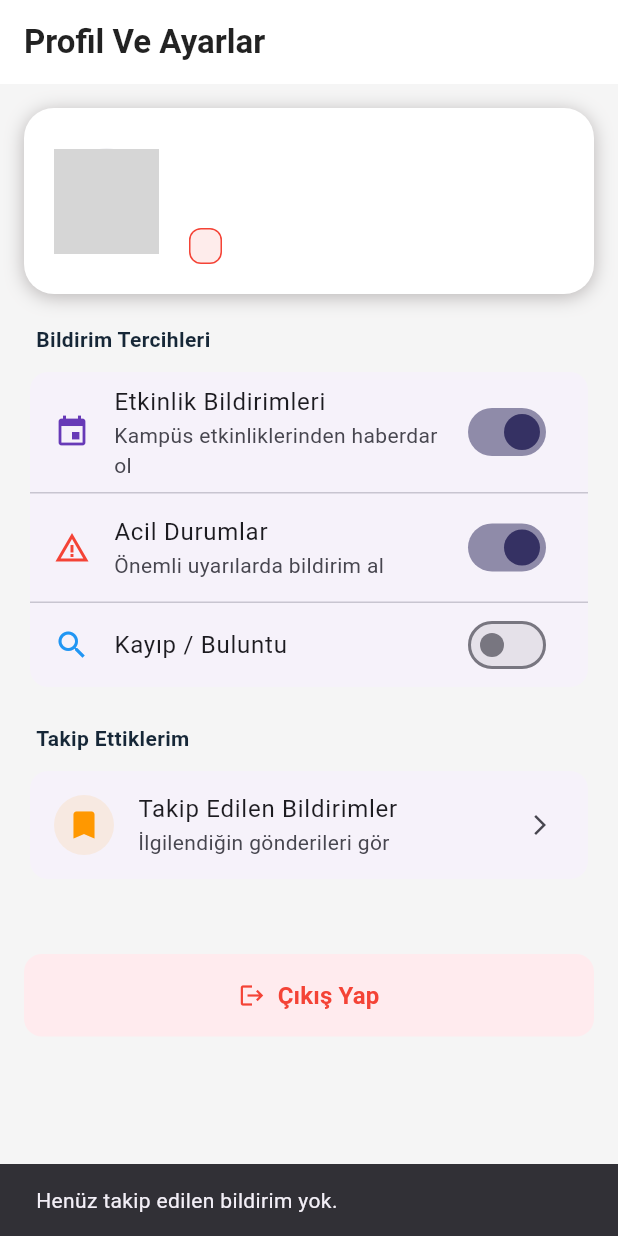
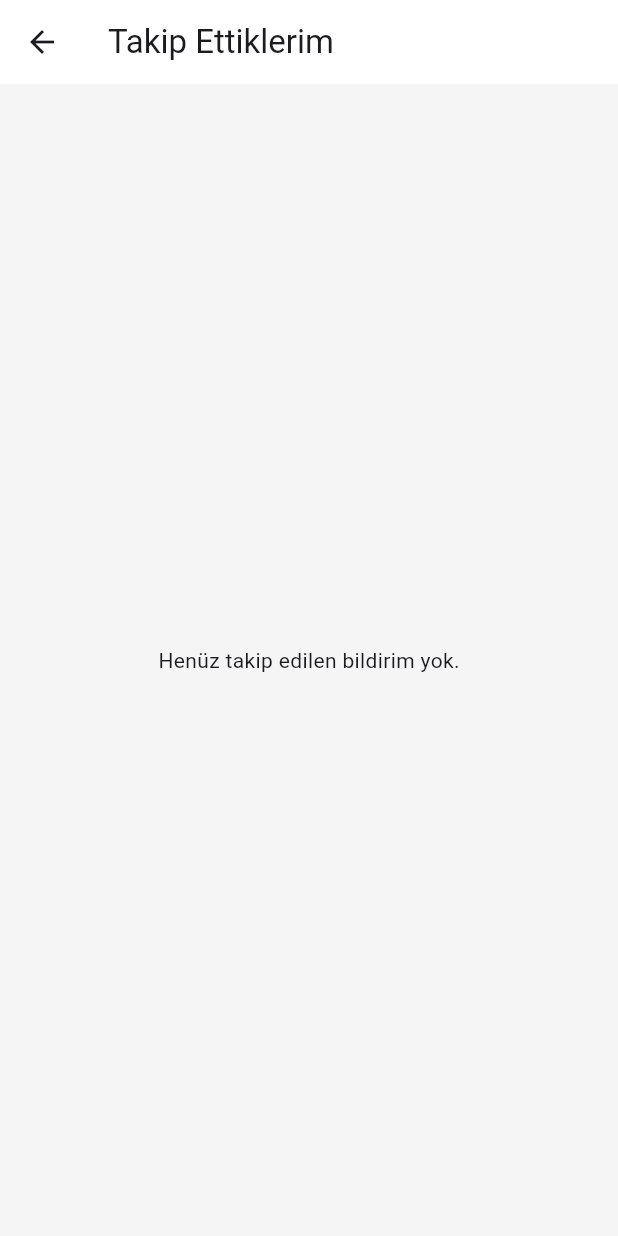
Before and after one commit to EEnsarA/Kampus-Bildirim-App, a Flutter app: the ProfilePage screen opened by its route, after a tap on "Takip Edilen Bildirimler", on a phone screen of 412 x 824 dp. Run offline on Flutter 3.47's test engine with Material 3 defaults, Android fonts, the phone set to English and light mode, and no system bars; our stand-ins replace cloud_firestore, firebase_auth, firebase_core, firebase_messaging, firebase_storage, flutter_riverpod and 5 more; accounts and stored records are empty; generated files the repository leaves out were written again; network calls fail; grey boxes are pictures that could not be loaded.

Commit message:
Takip ettiğim bildiriler sayfası döngüde kalıyor çözüm bakıyorum.

```diff
--- /dev/null
+++ b/lib/pages/followed_notifications_page.dart
@@ -0,0 +1,112 @@
+import 'package:flutter/material.dart';
+import 'package:flutter_riverpod/flutter_riverpod.dart';
+import 'package:go_router/go_router.dart';
+import 'package:kampus_bildirim/models/app_notification.dart';
+import 'package:kampus_bildirim/providers/notification_provider.dart';
+import 'package:kampus_bildirim/providers/user_provider.dart';
+
+class FollowedNotificationsPage extends ConsumerStatefulWidget {
+  const FollowedNotificationsPage({super.key});
+
+  @override
+  ConsumerState<FollowedNotificationsPage> createState() =>
+      _FollowedNotificationsPageState();
+}
+
+class _FollowedNotificationsPageState
+    extends ConsumerState<FollowedNotificationsPage> {
+  String? _cachedUserId;
+
+  @override
+  Widget build(BuildContext context) {
+    final userAsync = ref.watch(userProfileProvider);
+
+    // Kullanıcı yüklendikten sonra userId'yi cache'le
+    // Bu sayede sonraki rebuild'lerde loading döngüsüne girilmez
+    if (userAsync.hasValue && userAsync.value != null) {
+      _cachedUserId = userAsync.value!.uid;
+    }
+
+    // Eğer cached userId varsa ve userAsync hala loading ise, cached değeri kullan
+    if (_cachedUserId != null) {
+      return _buildContent(context, _cachedUserId!);
+    }
+
+    return userAsync.when(
+      loading:
+          () =>
+              const Scaffold(body: Center(child: CircularProgressIndicator())),
+      error: (err, _) => Scaffold(body: Center(child: Text('Hata: $err'))),
+      data: (user) {
+        if (user == null) {
+          return const Scaffold(
+            body: Center(child: Text('Kullanıcı bulunamadı')),
+          );
+        }
+        _cachedUserId = user.uid;
+        return _buildContent(context, user.uid);
+      },
+    );
+  }
+
+  Widget _buildContent(BuildContext context, String userId) {
+    final followedAsync = ref.watch(followedNotificationsProvider(userId));
+
+    return Scaffold(
+      appBar: AppBar(title: const Text('Takip Ettiklerim')),
+      body: followedAsync.when(
+        loading: () => const Center(child: CircularProgressIndicator()),
+        error: (err, _) => Center(child: Text('Yüklenemedi: $err')),
+        data: (list) {
+          if (list.isEmpty) {
+            return const Center(
+              child: Text('Henüz takip edilen bildirim yok.'),
+            );
+          }
+
+          return ListView.builder(
+            key: PageStorageKey('followed-$userId'),
+            padding: const EdgeInsets.symmetric(horizontal: 16, vertical: 10),
+            itemCount: list.length,
+            itemBuilder: (context, index) {
+              final AppNotification notification = list[index];
+              return Card(
+                margin: const EdgeInsets.only(bottom: 12),
+                child: ListTile(
+                  leading: Container(
+                    padding: const EdgeInsets.all(8),
+                    decoration: BoxDecoration(
+                      color: notification.typeColor.withValues(alpha: 0.1),
+                      shape: BoxShape.circle,
+                    ),
+                    child: Icon(
+                      notification.typeIcon,
+                      color: notification.typeColor,
+                    ),
+                  ),
+                  title: Text(
+                    notification.title,
+                    style: const TextStyle(fontWeight: FontWeight.bold),
+                  ),
+                  subtitle: Text(
+                    notification.content,
+                    maxLines: 2,
+                    overflow: TextOverflow.ellipsis,
+                  ),
+                  trailing: Text(
+                    notification.statusLabel,
+                    style: TextStyle(color: notification.statusColor),
+                  ),
+                  onTap:
+                      () => context.push(
+                        '/notification-detail/${notification.id}',
+                      ),
+                ),
+              );
+            },
+          );
+        },
+      ),
+    );
+  }
+}
--- a/lib/pages/notification_detail_page.dart
+++ b/lib/pages/notification_detail_page.dart
@@ -554,7 +554,8 @@ class _NotificationDetailPageState
 
       // Listeyi otomatik yenile (Riverpod stream güncellemesini tetikle)
       if (!mounted) return;
-      ref.watch(notificationsProvider);
+      // Use refresh to re-subscribe / refresh the provider instead of watch
+      ref.refresh(notificationsProvider);
     } catch (e) {
       if (!mounted) return;
       showCustomToast(this.context, 'Hata: $e', isError: true);
--- a/lib/pages/profile_page.dart
+++ b/lib/pages/profile_page.dart
@@ -166,11 +166,7 @@ class _ProfilePageState extends ConsumerState<ProfilePage> {
                     subtitle: const Text("İlgilendiğin gönderileri gör"),
                     trailing: const Icon(Icons.arrow_forward_ios, size: 16),
                     onTap: () {
-                      ScaffoldMessenger.of(context).showSnackBar(
-                        const SnackBar(
-                          content: Text("Henüz takip edilen bildirim yok."),
-                        ),
-                      );
+                      context.push('/followed');
                     },
                   ),
                 ),
--- a/lib/providers/user_provider.dart
+++ b/lib/providers/user_provider.dart
@@ -15,7 +15,9 @@ final authStateProvider = StreamProvider<User?>((ref) {
 // yield* : pointer gibi düşünülebilir nesneyi değil referansı verilir .
 
 // o auth bilgisine göre dönen uid ile eşleşen users collectiondaki user'ı döner .
-final userProfileProvider = StreamProvider.autoDispose<AppUser?>((ref) {
+// NOT: autoDispose kaldırıldı çünkü sayfa değişikliklerinde provider'ın yeniden oluşturulması
+// loading döngüsüne neden oluyordu. Kullanıcı oturumu boyunca state korunmalı.
+final userProfileProvider = StreamProvider<AppUser?>((ref) {
   final authState = ref.watch(authStateProvider);
 
   if (authState.isLoading || authState.hasError) {
--- a/lib/routes/app_router.dart
+++ b/lib/routes/app_router.dart
@@ -5,6 +5,7 @@ import 'package:kampus_bildirim/pages/admin_panel_page.dart';
 import 'package:kampus_bildirim/pages/map_page.dart';
 import 'package:kampus_bildirim/pages/notification_detail_page.dart';
 import 'package:kampus_bildirim/pages/profile_page.dart';
+import 'package:kampus_bildirim/pages/followed_notifications_page.dart';
 import '../pages/login_page.dart';
 import '../pages/home_page.dart';
 import '../pages/splash_page.dart';
@@ -34,6 +35,10 @@ final routerProvider = Provider<GoRouter>((ref) {
         },
       ),
       GoRoute(
+        path: '/followed',
+        builder: (context, state) => const FollowedNotificationsPage(),
+      ),
+      GoRoute(
         path: "/admin",
         builder: (context, state) => const AdminPanelPage(),
       ),
```
